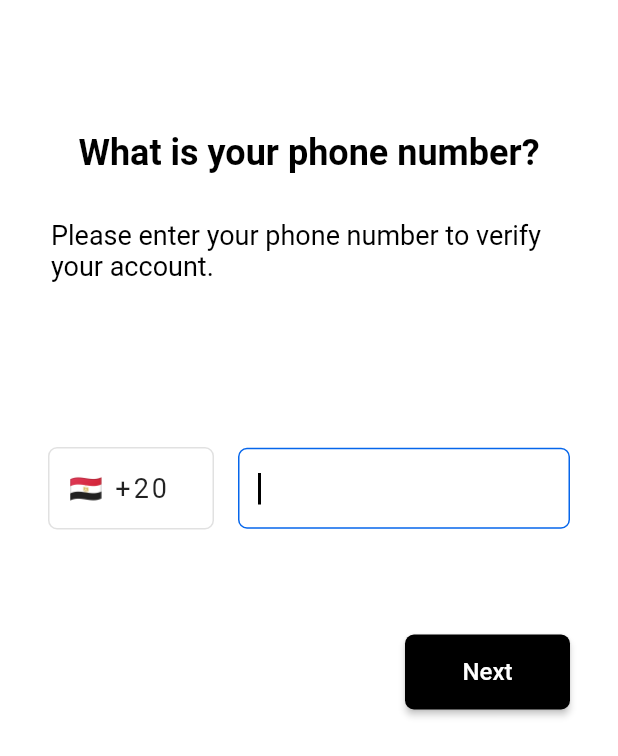
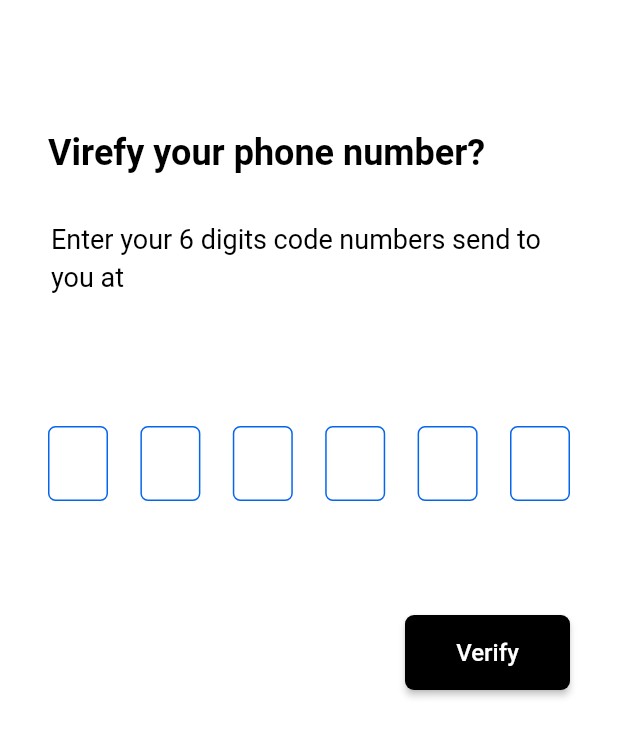
Before and after one commit to MohamedEssam-900009/google_maps, a Flutter app: the screen it shows after launch, after a tap on "Next", on a phone screen of 412 x 824 dp. Shown: the top 756 px of the screen. Run offline on Flutter 3.47's test engine with Material 2 defaults, Android fonts, the phone set to English and light mode, and no system bars; drawn by our look-alikes of pin_code_fields; our stand-ins replace firebase_core; accounts and stored records are empty.

Commit message:
finished otp screen

```diff
--- a/lib/app_router.dart
+++ b/lib/app_router.dart
@@ -1,13 +1,19 @@
 import 'package:flutter/material.dart';
 import 'package:google_maps/constants/strings.dart';
 import 'package:google_maps/presentation/screens/login_screen.dart';
+import 'package:google_maps/presentation/screens/otp_screen.dart';
 
 class AppRouter {
   Route? generateRoute(RouteSettings settings) {
     switch (settings.name) {
       case loginScreen:
         return MaterialPageRoute(
-          builder: (context) =>  LoginScreen(),
+          builder: (context) => LoginScreen(),
+          settings: settings,
+        );
+      case otpScreen:
+        return MaterialPageRoute(
+          builder: (context) => OtpScreen(),
           settings: settings,
         );
     }
--- a/lib/constants/strings.dart
+++ b/lib/constants/strings.dart
@@ -1 +1,2 @@
 const loginScreen = '/';
+const otpScreen = '/otp-screen';
--- a/lib/presentation/screens/login_screen.dart
+++ b/lib/presentation/screens/login_screen.dart
@@ -1,12 +1,16 @@
 import 'package:flutter/material.dart';
 import 'package:google_maps/constants/my_colors.dart';
+import 'package:google_maps/constants/strings.dart';
 
 // ignore: must_be_immutable
 class LoginScreen extends StatelessWidget {
   LoginScreen({Key? key}) : super(key: key);
   late String phoneNumber;
+final GlobalKey<FormState> _phoneFormKey = GlobalKey<FormState>();
+
   Widget _buildIntroTexts() {
     return Column(
+      crossAxisAlignment: CrossAxisAlignment.start,
       children: [
         const Text(
           'What is your phone number?',
@@ -113,11 +117,13 @@ class LoginScreen extends StatelessWidget {
     return flag;
   }
 
-  Widget _buildNextButton() {
+  Widget _buildNextButton(BuildContext context) {
     return Align(
       alignment: Alignment.centerRight,
       child: ElevatedButton(
-        onPressed: () {},
+        onPressed: () {
+          Navigator.pushNamed(context, otpScreen);
+        },
         style: ElevatedButton.styleFrom(
           minimumSize: const Size(110, 50),
           primary: Colors.black,
@@ -138,7 +144,9 @@ class LoginScreen extends StatelessWidget {
     return SafeArea(
       child: Scaffold(
         backgroundColor: Colors.white,
-        body: Form(
+        body: SingleChildScrollView(
+          child: Form(
+            key: _phoneFormKey,
             child: Container(
               margin:
                   const EdgeInsets.symmetric(horizontal: 32.0, vertical: 88.0),
@@ -151,8 +159,9 @@ class LoginScreen extends StatelessWidget {
                   ),
                   _buildPhoneFormField(),
                   const SizedBox(height: 70.0,),
-                _buildNextButton(),
+                  _buildNextButton(context),
                 ],
+              ),
             ),
           ),
         ),
--- /dev/null
+++ b/lib/presentation/screens/otp_screen.dart
@@ -0,0 +1,126 @@
+import 'package:flutter/material.dart';
+import 'package:google_maps/constants/my_colors.dart';
+import 'package:pin_code_fields/pin_code_fields.dart';
+
+class OtpScreen extends StatelessWidget {
+  // ignore: prefer_const_constructors_in_immutables
+  OtpScreen({Key? key}) : super(key: key);
+  // ignore: prefer_typing_uninitialized_variables
+  final phoneNumber = '';
+  Widget _buildIntroTexts() {
+    return Column(
+      crossAxisAlignment: CrossAxisAlignment.start,
+      children: [
+        const Text(
+          'Virefy your phone number?',
+          style: TextStyle(
+              color: Colors.black, fontSize: 24.0, fontWeight: FontWeight.bold),
+        ),
+        const SizedBox(
+          height: 30.0,
+        ),
+        Container(
+          margin: const EdgeInsets.symmetric(horizontal: 2),
+          child: RichText(
+            text: TextSpan(
+                text: 'Enter your 6 digits code numbers send to you at',
+                style: const TextStyle(
+                  color: Colors.black,
+                  fontSize: 18.0,
+                  height: 1.4,
+                ),
+                children: [
+                  TextSpan(
+                      text: '$phoneNumber',
+                      style: const TextStyle(color: MyColors.blue))
+                ]),
+          ),
+        ),
+      ],
+    );
+  }
+
+  Widget _buildPhoneCodeFields(BuildContext context) {
+    return Container(
+      child: PinCodeTextField(
+        appContext: context,
+        autoFocus: true,
+        cursorColor: Colors.black,
+        keyboardType: TextInputType.number,
+        length: 6,
+        obscureText: false,
+        animationType: AnimationType.scale,
+        pinTheme: PinTheme(
+            shape: PinCodeFieldShape.box,
+            borderRadius: BorderRadius.circular(5),
+            fieldHeight: 50,
+            fieldWidth: 40,
+            borderWidth: 1.0,
+            activeColor: MyColors.blue,
+            inactiveColor: MyColors.blue,
+            inactiveFillColor: Colors.white,
+            activeFillColor: MyColors.lightBlue,
+            selectedColor: MyColors.blue,
+            selectedFillColor: Colors.white),
+        animationDuration: const Duration(milliseconds: 300),
+        backgroundColor: Colors.white,
+        enableActiveFill: true,
+        onCompleted: (code) {
+          //otpCode = code;
+          debugPrint("Completed");
+        },
+        onChanged: (value) {
+         // debugPrint(value);
+        },
+      ),
+    );
+  }
+
+  Widget _buildVerifyButton() {
+    return Align(
+      alignment: Alignment.centerRight,
+      child: ElevatedButton(
+        onPressed: () {},
+        style: ElevatedButton.styleFrom(
+          minimumSize: const Size(110, 50),
+          primary: Colors.black,
+          shape: RoundedRectangleBorder(
+            borderRadius: BorderRadius.circular(6.0),
+          ),
+        ),
+        child: const Text(
+          'Verify',
+          style: TextStyle(color: Colors.white, fontSize: 16.0),
+        ),
+      ),
+    );
+  }
+
+  @override
+  Widget build(BuildContext context) {
+    return SafeArea(
+      child: Scaffold(
+        backgroundColor: Colors.white,
+        body: Container(
+          margin: const EdgeInsets.symmetric(
+            horizontal: 32.0,
+            vertical: 88.0,
+          ),
+          child: Column(
+            children: [
+              _buildIntroTexts(),
+              const SizedBox(
+                height: 88.0,
+              ),
+              _buildPhoneCodeFields(context),
+              const SizedBox(
+                height: 60.0,
+              ),
+              _buildVerifyButton(),
+            ],
+          ),
+        ),
+      ),
+    );
+  }
+}
--- a/pubspec.yaml
+++ b/pubspec.yaml
@@ -41,6 +41,7 @@ dependencies:
   font_awesome_flutter: ^10.1.0
   dio: ^4.0.6
   uuid: ^3.0.6
+
 
   # The following adds the Cupertino Icons font to your application.
   # Use with the CupertinoIcons class for iOS style icons.
```
Also changed, not shown: 1 other file. Lines whose indentation alone changed are shown as unchanged.
